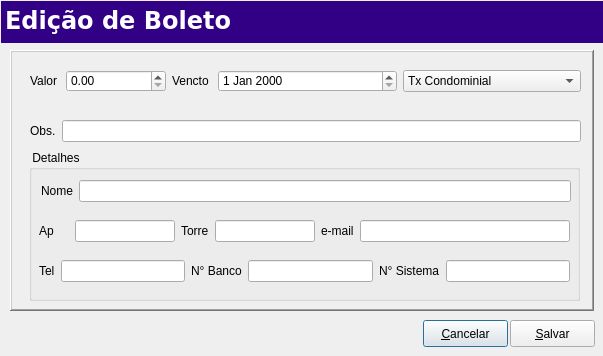
Above: Projects/Blink/Plugins/financier/editticket.ui from MarcoBueno1/qrad before the change. Below: the same form after it.
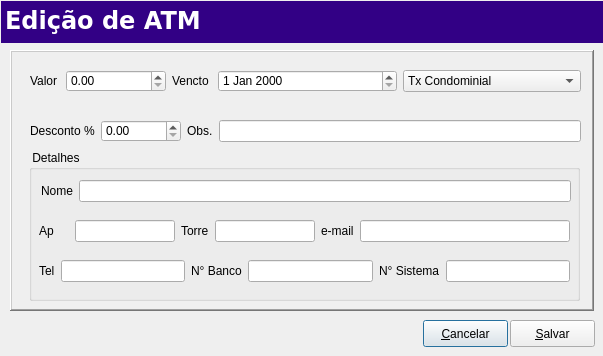
That is the form after the change.

```diff
--- a/Projects/Blink/Plugins/financier/editticket.ui
+++ b/Projects/Blink/Plugins/financier/editticket.ui
@@ -179,7 +179,7 @@
      </layout>
     </widget>
    </widget>
-   <widget class="QWidget" name="">
+   <widget class="QWidget" name="layoutWidget">
     <property name="geometry">
      <rect>
       <x>20</x>
@@ -189,6 +189,23 @@
      </rect>
     </property>
     <layout class="QHBoxLayout" name="horizontalLayout">
+     <item>
+      <widget class="QLabel" name="label">
+       <property name="text">
+        <string>Desconto %</string>
+       </property>
+      </widget>
+     </item>
+     <item>
+      <widget class="QDoubleSpinBox" name="doubleSpinBox">
+       <property name="minimumSize">
+        <size>
+         <width>80</width>
+         <height>0</height>
+        </size>
+       </property>
+      </widget>
+     </item>
      <item>
       <widget class="QLabel" name="LblValor_2">
        <property name="text">
@@ -201,7 +218,7 @@
      </item>
     </layout>
    </widget>
-   <widget class="QWidget" name="">
+   <widget class="QWidget" name="layoutWidget">
     <property name="geometry">
      <rect>
       <x>20</x>
@@ -502,7 +519,7 @@
      <number>1</number>
     </property>
     <property name="text">
-     <string>Edição de Boleto</string>
+     <string>Edição de ATM</string>
     </property>
     <property name="textFormat">
      <enum>Qt::AutoText</enum>
```
Left out of the diff: 22 changed lines with no effect on the pictures.
